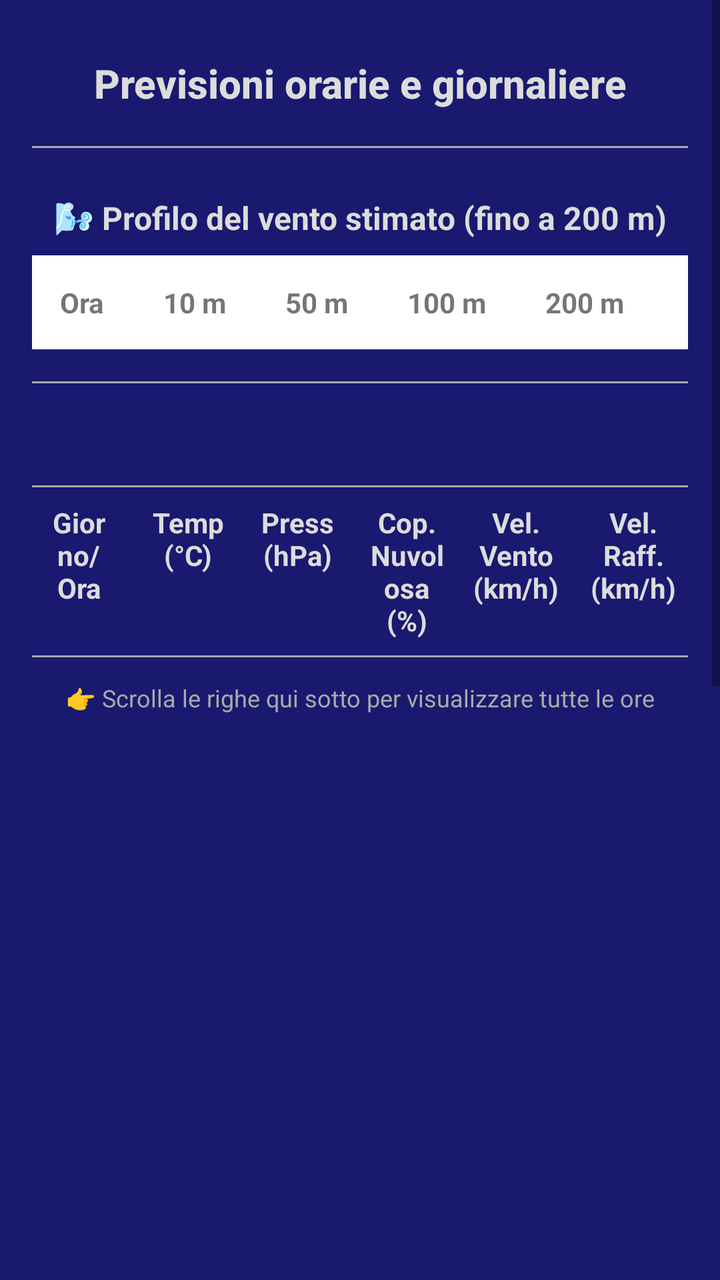
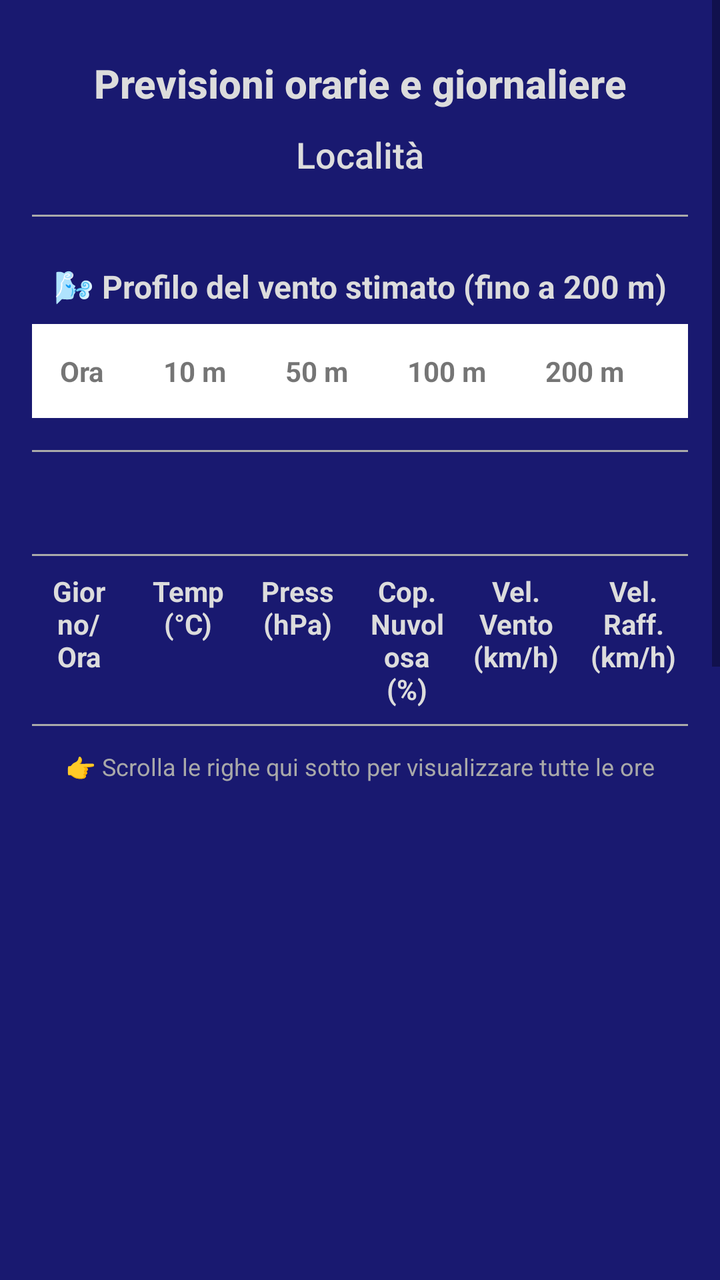

Before-and-after screenshots of an Android layout around one commit, followed by the original layout XML and the change that was made.
<!-- AndroidManifest.xml: application theme Theme.AppCompat.Light -->
<!-- res/layout/activity_weather_forecastdetails.xml -->
<androidx.constraintlayout.widget.ConstraintLayout
    xmlns:android="http://schemas.android.com/apk/res/android"
    android:layout_width="match_parent"
    android:layout_height="match_parent"
    android:background="#191970">
    


    <ScrollView xmlns:android="http://schemas.android.com/apk/res/android"
        android:layout_width="match_parent"
        android:layout_height="match_parent"
        android:background="#191970"
        android:clipToPadding="false">



        <LinearLayout xmlns:android="http://schemas.android.com/apk/res/android"
            android:layout_width="match_parent"
            android:layout_height="match_parent"
            android:orientation="vertical"
            android:background="#191970"
            android:padding="16dp">

            
            <View
                android:layout_width="match_parent"
                android:layout_height="12dp" />

            <TextView
                android:id="@+id/weather_title"
                style="@style/AppTextViewBold"
                android:layout_width="match_parent"
                android:layout_height="wrap_content"
                android:text="Previsioni orarie e giornaliere"
                android:textSize="20sp"
                android:textStyle="bold"
                android:gravity="center"
                android:textColor="#DCDCDC"
                android:paddingBottom="10dp"/>

            <View
                android:layout_width="match_parent"
                android:layout_height="1dp"
                android:background="@android:color/darker_gray"
                android:layout_marginVertical="8dp" />

            <TextView
                android:id="@+id/wind_profile_title"
                android:layout_width="match_parent"
                android:layout_height="wrap_content"
                android:text="🌬️ Profilo del vento stimato (fino a 200 m)"
                android:textStyle="bold"
                android:textSize="16sp"
                android:textColor="#DCDCDC"
                android:gravity="center"
                android:layout_marginTop="16dp"
                android:layout_marginBottom="8dp" />

            <TableLayout
                android:id="@+id/windProfileTable"
                android:layout_width="match_parent"
                android:layout_height="wrap_content"
                android:stretchColumns="*"
                android:padding="8dp"
                android:background="@color/white"
                android:layout_marginBottom="8dp">

                <TableRow>
                    <TextView android:text="Ora" style="@style/TableHeader"/>
                    <TextView android:text="10 m" style="@style/TableHeader"/>
                    <TextView android:text="50 m" style="@style/TableHeader"/>
                    <TextView android:text="100 m" style="@style/TableHeader"/>
                    <TextView android:text="200 m" style="@style/TableHeader"/>
                </TableRow>
            </TableLayout>

            
            <View
                android:layout_width="match_parent"
                android:layout_height="1dp"
                android:background="@android:color/darker_gray"
                android:layout_marginVertical="8dp" />

            <TextView
                android:id="@+id/wind_risk_alert"
                android:layout_width="match_parent"
                android:layout_height="wrap_content"
                android:text=""
                android:textColor="#FF6347"
                android:textStyle="bold"
                android:textSize="16sp"
                android:gravity="center"
                android:layout_marginTop="12dp"
                android:background="@drawable/rounded_warning_bg"
                android:visibility="gone" />

            <TextView
                android:id="@+id/optimal_flight_times"
                android:layout_width="match_parent"
                android:layout_height="wrap_content"
                android:text=""
                android:textColor="#DCDCDC"
                android:textSize="14sp"
                android:textStyle="italic"
                android:gravity="center"
                android:layout_marginTop="8dp"
                android:layout_marginBottom="8dp"/>

            
            <View
                android:layout_width="match_parent"
                android:layout_height="1dp"
                android:background="@android:color/darker_gray"
                android:layout_marginVertical="8dp" />

            
            <LinearLayout
                android:layout_width="match_parent"
                android:layout_height="wrap_content"
                android:orientation="horizontal"
                android:gravity="start"
                android:weightSum="6">


                <TextView
                    android:id="@+id/date_time_header"
                    android:layout_width="0dp"
                    android:layout_height="wrap_content"
                    android:layout_weight="1"
                    android:text="Giorno/Ora"
                    android:textStyle="bold"
                    android:gravity="center"
                    android:textColor="#DCDCDC"
                    android:paddingEnd="8dp"/>

                <TextView
                    android:id="@+id/temp_header"
                    android:layout_width="0dp"
                    android:layout_height="wrap_content"
                    android:layout_weight="1"
                    android:text="Temp (°C)"
                    android:textStyle="bold"
                    android:gravity="center"
                    android:textColor="#DCDCDC"
                    android:paddingEnd="8dp"/>

                <TextView
                    android:id="@+id/pressure_header"
                    android:layout_width="0dp"
                    android:layout_height="wrap_content"
                    android:layout_weight="1"
                    android:text="Press (hPa)"
                    android:textStyle="bold"
                    android:gravity="center"
                    android:textColor="#DCDCDC"
                    android:paddingEnd="8dp"/>

                <TextView
                    android:id="@+id/clouds_header"
                    android:layout_width="0dp"
                    android:layout_height="wrap_content"
                    android:layout_weight="1"
                    android:text="Cop. Nuvolosa (%)"
                    android:textStyle="bold"
                    android:gravity="center"
                    android:textColor="#DCDCDC"
                    android:paddingEnd="8dp"/>

                <TextView
                    android:id="@+id/wind_speed_header"
                    android:layout_width="0dp"
                    android:layout_height="wrap_content"
                    android:layout_weight="1"
                    android:text="Vel. Vento (km/h)"
                    android:textStyle="bold"
                    android:gravity="center"
                    android:textColor="#DCDCDC"
                    android:paddingEnd="8dp"/>

                <TextView
                    android:id="@+id/wind_gust_header"
                    android:layout_width="0dp"
                    android:layout_height="wrap_content"
                    android:layout_weight="1"
                    android:text="Vel. Raff. (km/h)"
                    android:textStyle="bold"
                    android:textColor="#DCDCDC"
                    android:gravity="center"/>
            </LinearLayout>

            <View
                android:layout_width="match_parent"
                android:layout_height="1dp"
                android:background="@android:color/darker_gray"
                android:layout_marginVertical="8dp" />

            <TextView
                android:id="@+id/scroll_hint"
                android:layout_width="match_parent"
                android:layout_height="wrap_content"
                android:text="👉 Scrolla le righe qui sotto per visualizzare tutte le ore"
                android:textColor="#A9A9A9"
                android:textSize="12sp"
                android:gravity="center"
                android:layout_marginTop="4dp"
                android:layout_marginBottom="4dp"/>

            <androidx.recyclerview.widget.RecyclerView
                android:id="@+id/hourlyWeatherRecyclerView"
                android:layout_width="match_parent"
                android:layout_height="300dp"
                android:padding="8dp"
                android:layout_marginTop="16dp"/>


            

            <TextView
                android:id="@+id/weather_meteogram"
                style="@style/AppTextView"
                android:layout_width="wrap_content"
                android:layout_height="wrap_content"
                android:text="Meteogrammi settimanali"
                android:textSize="16sp"
                android:textStyle="bold"
                android:textColor="#DCDCDC"
                android:layout_marginTop="16dp"/>

            <com.github.chrisbanes.photoview.PhotoView
                android:id="@+id/weather_meteogramOne_general"
                android:layout_width="match_parent"
                android:layout_height="200dp"
                android:scaleType="fitCenter"
                android:contentDescription="Meteogramma"/>

            <com.github.chrisbanes.photoview.PhotoView
                android:id="@+id/weather_meteogram_general"
                android:layout_width="match_parent"
                android:layout_height="200dp"
                android:scaleType="fitCenter"
                android:contentDescription="Meteogramma"/>


            <Button
                android:id="@+id/close_weather_button"
                android:layout_width="match_parent"
                android:layout_height="wrap_content"
                android:text="❌ Chiudi"
                android:layout_marginTop="16dp"
                android:textColor="@color/button_text_color"
                android:background="@drawable/rounded_button_red" />
        </LinearLayout>
    </ScrollView>
</androidx.constraintlayout.widget.ConstraintLayout>
<!-- resources referenced by this layout -->
<resources>
  <color name="button_text_color">#FFFFFF</color>
  <color name="white">#FFFFFFFF</color>
  <!-- drawable rounded_button_red (drawable) -->
  <shape xmlns:android="http://schemas.android.com/apk/res/android" android:shape="rectangle">
      <solid android:color="#FF0000" />
      <corners android:radius="24dp" />
  </shape>
  <!-- drawable rounded_warning_bg (drawable) -->
  <shape xmlns:android="http://schemas.android.com/apk/res/android"
      android:shape="rectangle">
      <solid android:color="#ffeeeeee" />
      <corners android:radius="12dp" />
      <stroke android:width="2dp" android:color="#FF6347" />
  </shape>
  <style name="AppTextView" parent="TextAppearance.AppCompat">
      <item name="android:textColor">#333333</item> 
      <item name="android:textSize">16sp</item> 
      <item name="android:fontFamily">sans-serif-medium</item> 
      <item name="android:lineSpacingExtra">4dp</item> 
      </style>
  <style name="AppTextViewBold" parent="TextAppearance.AppCompat">
      <item name="android:textColor">#333333</item> 
      <item name="android:textSize">18sp</item> 
      <item name="android:fontFamily">sans-serif-medium</item> 
      <item name="android:textStyle">bold</item> 
      </style>
  <style name="TableHeader">
          <item name="android:padding">6dp</item>
          <item name="android:textStyle">bold</item>
          <item name="android:textSize">14sp</item>
      </style>
</resources>

<!-- the commit's change to res/layout/activity_weather_forecastdetails.xml (unified diff, before → after) -->
@@ -37,6 +37,19 @@
                 android:gravity="center"
                 android:textColor="#DCDCDC"
                 android:paddingBottom="10dp"/>
+
+            <TextView
+                android:id="@+id/weather_location_details"
+                style="@style/AppTextView"
+                android:layout_width="match_parent"
+                android:layout_height="wrap_content"
+                android:text="Località"
+                android:gravity="center"
+                android:textColor="#DCDCDC"
+                android:layout_marginBottom="10dp"
+                android:maxLines="2"
+                android:ellipsize="end"
+                android:textSize="18sp" />
 
             <View
                 android:layout_width="match_parent"
